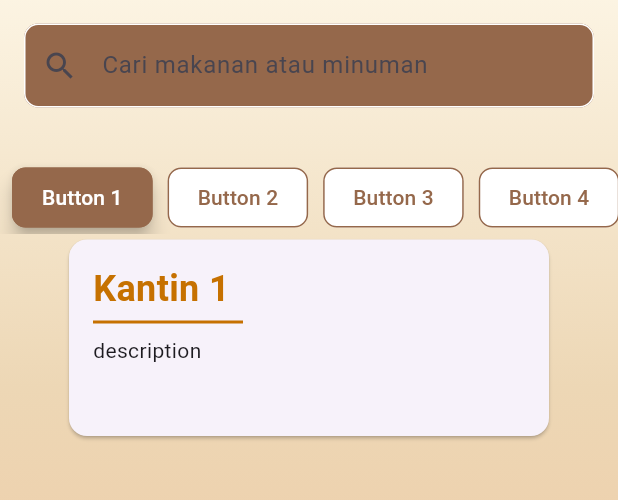
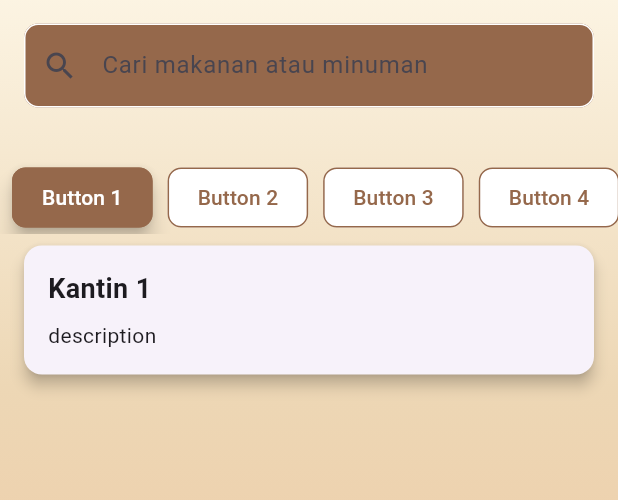
Before and after one commit to aincorn/kantin_its, a Flutter app: the screen it shows after launch, on a phone screen of 412 x 824 dp, the part 329-829 px from its top. Run offline on Flutter 3.47's test engine with Material 3 defaults, Android fonts, the phone set to English and light mode, and no system bars.

Commit message:
checkpoint zephyr

```diff
--- a/lib/main.dart
+++ b/lib/main.dart
@@ -1,21 +1,23 @@
 import 'package:flutter/material.dart';
 import 'core/configs/theme/app_theme.dart';
-import 'presentations/splash/pages/splash.dart';
+import 'pages/kantin.dart';
+import 'pages/info_kantin.dart';
 
 
 void main() {
-  runApp(const MyApp());
+  runApp(MyApp());
 }
 
 class MyApp extends StatelessWidget {
-  const MyApp({super.key});
-
   @override
   Widget build(BuildContext context) {
-    return const MaterialApp(
-      title: 'Kantin ITS',
-      debugShowCheckedModeBanner: false,
-      home:  KantinPage(),
+    return MaterialApp(
+      initialRoute: '/',
+      routes: {
+        '/': (context) => KantinPage(), // Halaman utama
+        '/info_kantin': (context) =>
+            KantinBiologiScreen(), // Pastikan halaman KantinPage digunakan di sini
+      },
     );
   }
 }
--- a/lib/presentations/splash/pages/splash.dart
+++ b/lib/pages/kantin.dart
@@ -1,24 +1,25 @@
 import 'package:flutter/material.dart';
 import 'package:kantin_its/core/configs/theme/app_theme.dart';
 import 'package:kantin_its/core/configs/theme/app_color.dart';
+import 'package:kantin_its/pages/info_kantin.dart';
 
 void main() {
-  runApp(const MyApp());
+  runApp(MyApp());
 }
 
 class MyApp extends StatelessWidget {
-  const MyApp({super.key});
-
   @override
   Widget build(BuildContext context) {
     return MaterialApp(
-      debugShowCheckedModeBanner: false,
-      title: 'Kantin ITS',
-      theme: AppTheme.getAppTheme(),
-      home: const KantinPage(),
+      initialRoute: '/',
+      routes: {
+        '/': (context) => KantinPage(),
+        '/info_kantin': (context) => KantinBiologiScreen(), // Pastikan rute benar
+      },
     );
   }
 }
+
 
 class KantinPage extends StatelessWidget {
   const KantinPage({super.key});
@@ -28,71 +29,100 @@ class KantinPage extends StatelessWidget {
     return Scaffold(
       body: Container(
         decoration: AppTheme.getGradientBackground(),
-        child: const Column(
+        child: Column(
           children: [
-            Logo(),
-            KantinText(),
-            SearchBar(),
-            SizedBox(height: 20),
-            ScrollableButtonSection(),
-            KantinCard(title: "Kantin 1", description: "description")
+            const Logo(),
+            const KantinText(),
+            const SearchBar(),
+            const SizedBox(height: 20),
+            const ScrollableButtonSection(),
+             SizedBox(
+              width: double.infinity, // Memenuhi lebar layar
+              child: KantinCard(
+                title: "Kantin 1",
+                description: "description",
+                onPressed: () {
+                  Navigator.pushNamed(context, '/info_kantin');
+                },
+              ),
+            ),
           ],
         ),
       ),
     );
   }
 }
-
-class KantinCard extends StatelessWidget {
+class KantinCard extends StatefulWidget {
   final String title;
   final String description;
+  final VoidCallback onPressed;
 
   const KantinCard({
-    super.key,
+    Key? key,
     required this.title,
     required this.description,
-  });
+    required this.onPressed,
+  }) : super(key: key);
+
+  @override
+  _KantinCardState createState() => _KantinCardState();
+}
+
+class _KantinCardState extends State<KantinCard> {
+  bool _isPressed = false;
 
   @override
   Widget build(BuildContext context) {
-  return SizedBox(
-    width: 328,
-    height: 139,
+    return GestureDetector(
+      onTapDown: (_) {
+        setState(() {
+          _isPressed = true;
+        });
+      },
+      onTapUp: (_) {
+        setState(() {
+          _isPressed = false;
+        });
+        widget.onPressed();
+      },
+      onTapCancel: () {
+        setState(() {
+          _isPressed = false;
+        });
+      },
+      child: AnimatedScale(
+        scale: _isPressed ? 0.95 : 1.0, // Mengecilkan sedikit saat ditekan
+        duration: const Duration(milliseconds: 100),
         child: Card(
+          margin: const EdgeInsets.symmetric(horizontal: 16, vertical: 8),
+          shape: RoundedRectangleBorder(
+            borderRadius: BorderRadius.circular(12),
+          ),
+          elevation: 4,
           child: Padding(
             padding: const EdgeInsets.all(16.0),
             child: Column(
               crossAxisAlignment: CrossAxisAlignment.start,
               children: [
                 Text(
-              title,
+                  widget.title,
                   style: const TextStyle(
+                    fontSize: 18,
                     fontWeight: FontWeight.bold,
-                fontSize: 24,
-                color: AppColors.accentDarkColor,
                   ),
                 ),
-            const SizedBox(height: 4), // Jarak antara teks dan garis
-            Container(
-              width: 100, // Atur panjang garis sesuai kebutuhan
-              height: 2, // Ketebalan garis
-              color: AppColors.accentDarkColor, // Warna garis
-            ),
                 const SizedBox(height: 8),
-            Expanded(
-              child: Text(
-                description,
-                style: const TextStyle(fontSize: 14),
-                overflow: TextOverflow.ellipsis,
-                maxLines: 4,
-              ),
-            ),
+                Text(widget.description),
               ],
             ),
           ),
         ),
+      ),
     );
-}}
+  }
+}
+
+
 
 class ScrollableButtonSection extends StatefulWidget {
   const ScrollableButtonSection({Key? key}) : super(key: key);
--- a/pubspec.yaml
+++ b/pubspec.yaml
@@ -36,6 +36,7 @@ dependencies:
   # Use with the CupertinoIcons class for iOS style icons.
   cupertino_icons: ^1.0.8
   bloc: ^8.1.4
+  http: ^1.2.2
 
 dev_dependencies:
   flutter_test:
```
Also changed, not shown: lib/pages/info_kantin.dart (added, +146 -0 lines), temp.dart (added, +229 -0 lines), pubspec.lock. Lines whose indentation alone changed are shown as unchanged.
